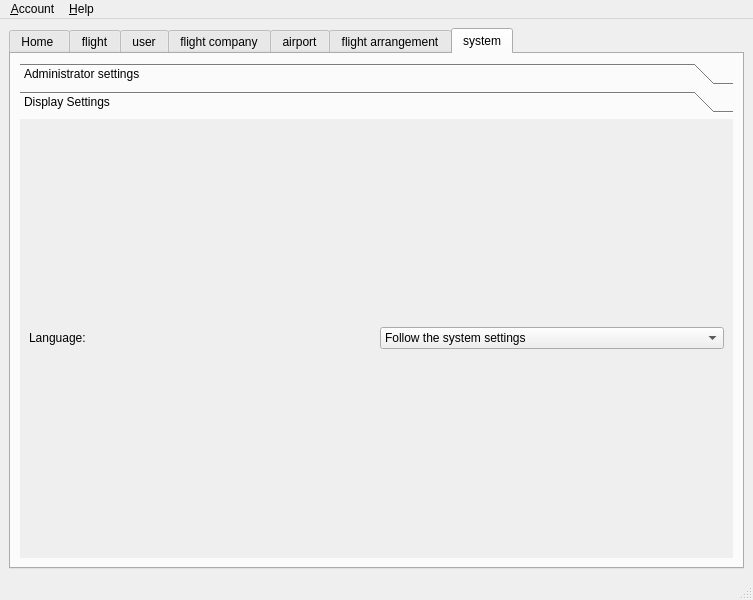
The window that mainplatformwindow.ui (Aloereed/Flightman_Platform_DATA130039) describes before a commit, drawn with Qt 5.
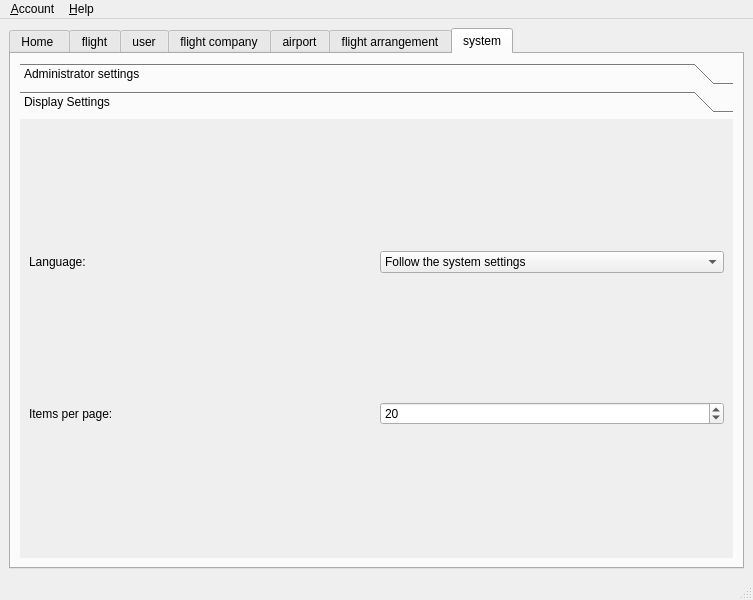
The same window after the commit. The open tabs and pages were chosen to show the change. Icons and pictures are not drawn.

Patch:
```diff
--- a/mainplatformwindow.ui
+++ b/mainplatformwindow.ui
@@ -26,7 +26,7 @@
       </property>
       <widget class="QTabWidget" name="tabWidget">
        <property name="currentIndex">
-        <number>0</number>
+        <number>6</number>
        </property>
        <widget class="QWidget" name="home">
         <attribute name="title">
@@ -528,7 +528,7 @@
          <item>
           <widget class="QToolBox" name="toolBox">
            <property name="currentIndex">
-            <number>0</number>
+            <number>1</number>
            </property>
            <widget class="QWidget" name="page">
             <property name="geometry">
@@ -578,21 +578,14 @@
              <rect>
               <x>0</x>
               <y>0</y>
-              <width>314</width>
-              <height>40</height>
+              <width>713</width>
+              <height>433</height>
              </rect>
             </property>
             <attribute name="label">
              <string>Display Settings</string>
             </attribute>
             <layout class="QGridLayout" name="gridLayout">
-             <item row="0" column="0">
-              <widget class="QLabel" name="label_6">
-               <property name="text">
-                <string>Language:</string>
-               </property>
-              </widget>
-             </item>
              <item row="0" column="1">
               <widget class="QComboBox" name="comboBox">
                <property name="currentIndex">
@@ -615,6 +608,27 @@
                </item>
               </widget>
              </item>
+             <item row="0" column="0">
+              <widget class="QLabel" name="label_6">
+               <property name="text">
+                <string>Language:</string>
+               </property>
+              </widget>
+             </item>
+             <item row="1" column="0">
+              <widget class="QLabel" name="label_8">
+               <property name="text">
+                <string>Items per page:</string>
+               </property>
+              </widget>
+             </item>
+             <item row="1" column="1">
+              <widget class="QSpinBox" name="spinBox">
+               <property name="value">
+                <number>20</number>
+               </property>
+              </widget>
+             </item>
             </layout>
            </widget>
           </widget>
```
